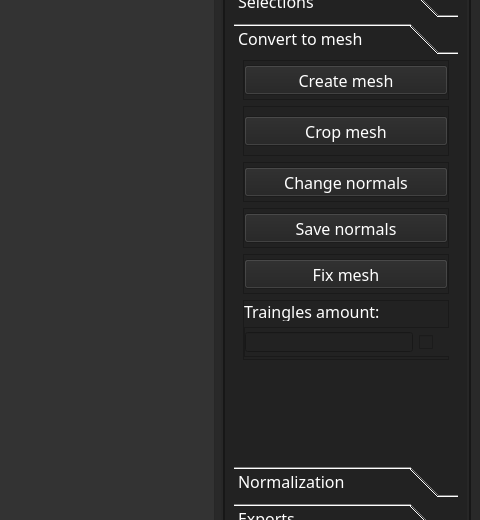
Qt form UI2.ui (MateuszRumin/PWSZ_3IS_2024_ZPI_P3_G3) before a commit; both pictures show x 528 to 1008 and y 175 to 695 of the 1008 by 825 pixel window.
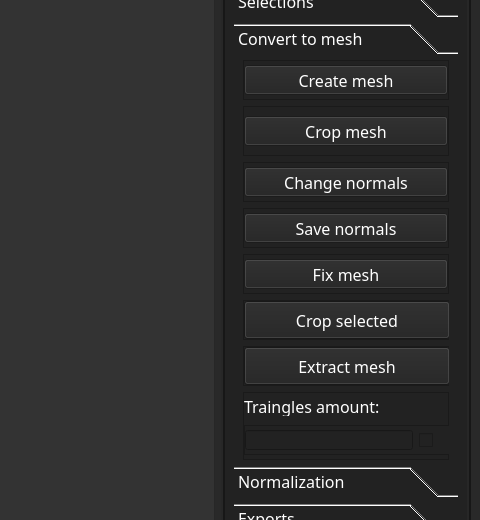
The same form after that commit. The open tabs and pages were chosen to show the change.

Commit message: add crop mesh manualy and extract ver 1.27

The edit to the form file:
```diff
--- a/UI2.ui
+++ b/UI2.ui
@@ -1725,7 +1725,7 @@
             <x>0</x>
             <y>0</y>
             <width>220</width>
-            <height>300</height>
+            <height>400</height>
            </rect>
           </property>
           <property name="minimumSize">
@@ -1737,7 +1737,7 @@
           <property name="maximumSize">
            <size>
             <width>300</width>
-            <height>300</height>
+            <height>400</height>
            </size>
           </property>
           <property name="cursor">
@@ -2043,6 +2043,116 @@
              </layout>
             </widget>
            </item>
+           <item>
+            <widget class="QFrame" name="frame_15">
+             <property name="minimumSize">
+              <size>
+               <width>0</width>
+               <height>30</height>
+              </size>
+             </property>
+             <property name="maximumSize">
+              <size>
+               <width>16777215</width>
+               <height>40</height>
+              </size>
+             </property>
+             <property name="frameShape">
+              <enum>QFrame::StyledPanel</enum>
+             </property>
+             <property name="frameShadow">
+              <enum>QFrame::Raised</enum>
+             </property>
+             <layout class="QVBoxLayout" name="verticalLayout_25">
+              <property name="leftMargin">
+               <number>0</number>
+              </property>
+              <property name="topMargin">
+               <number>0</number>
+              </property>
+              <property name="rightMargin">
+               <number>0</number>
+              </property>
+              <property name="bottomMargin">
+               <number>0</number>
+              </property>
+              <item>
+               <widget class="QPushButton" name="cropMeshSelected">
+                <property name="minimumSize">
+                 <size>
+                  <width>206</width>
+                  <height>30</height>
+                 </size>
+                </property>
+                <property name="maximumSize">
+                 <size>
+                  <width>206</width>
+                  <height>40</height>
+                 </size>
+                </property>
+                <property name="text">
+                 <string>Crop selected</string>
+                </property>
+               </widget>
+              </item>
+             </layout>
+            </widget>
+           </item>
+           <item>
+            <widget class="QFrame" name="frame_16">
+             <property name="minimumSize">
+              <size>
+               <width>0</width>
+               <height>40</height>
+              </size>
+             </property>
+             <property name="maximumSize">
+              <size>
+               <width>206</width>
+               <height>40</height>
+              </size>
+             </property>
+             <property name="frameShape">
+              <enum>QFrame::StyledPanel</enum>
+             </property>
+             <property name="frameShadow">
+              <enum>QFrame::Raised</enum>
+             </property>
+             <layout class="QVBoxLayout" name="verticalLayout_26">
+              <property name="leftMargin">
+               <number>0</number>
+              </property>
+              <property name="topMargin">
+               <number>0</number>
+              </property>
+              <property name="rightMargin">
+               <number>0</number>
+              </property>
+              <property name="bottomMargin">
+               <number>0</number>
+              </property>
+              <item>
+               <widget class="QPushButton" name="extractMesh">
+                <property name="minimumSize">
+                 <size>
+                  <width>206</width>
+                  <height>30</height>
+                 </size>
+                </property>
+                <property name="maximumSize">
+                 <size>
+                  <width>206</width>
+                  <height>40</height>
+                 </size>
+                </property>
+                <property name="text">
+                 <string>Extract mesh</string>
+                </property>
+               </widget>
+              </item>
+             </layout>
+            </widget>
+           </item>
            <item>
             <widget class="QFrame" name="frame_triangles_amount">
              <property name="minimumSize">
```
Left out of the diff: 10 changed lines with no effect on the pictures. The commit also changes 4 other files.
